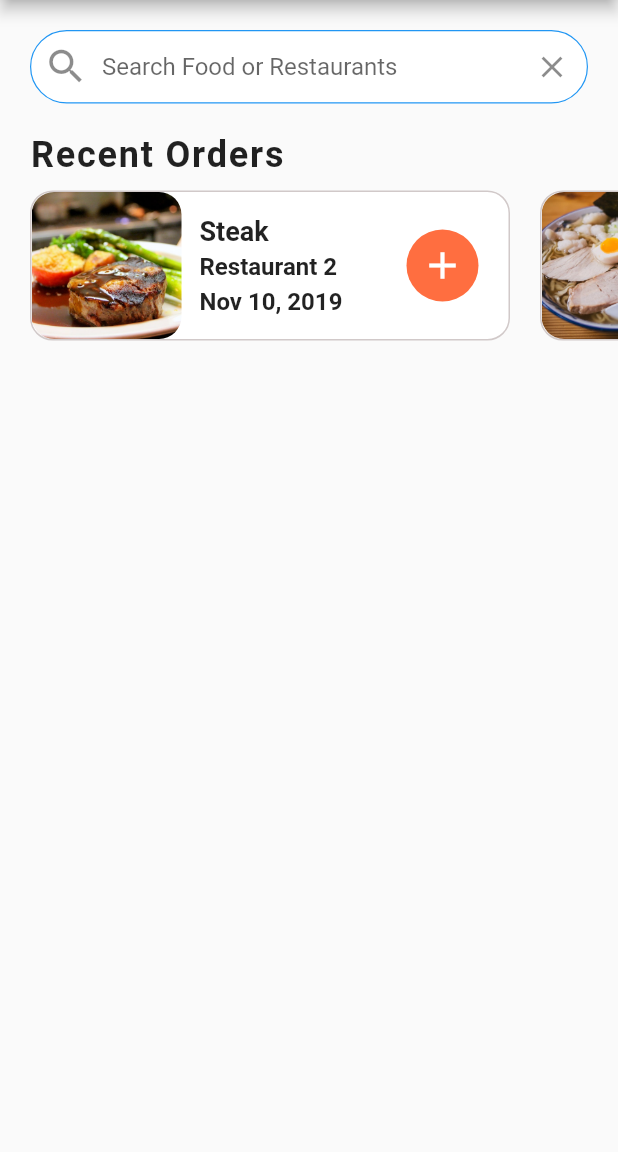
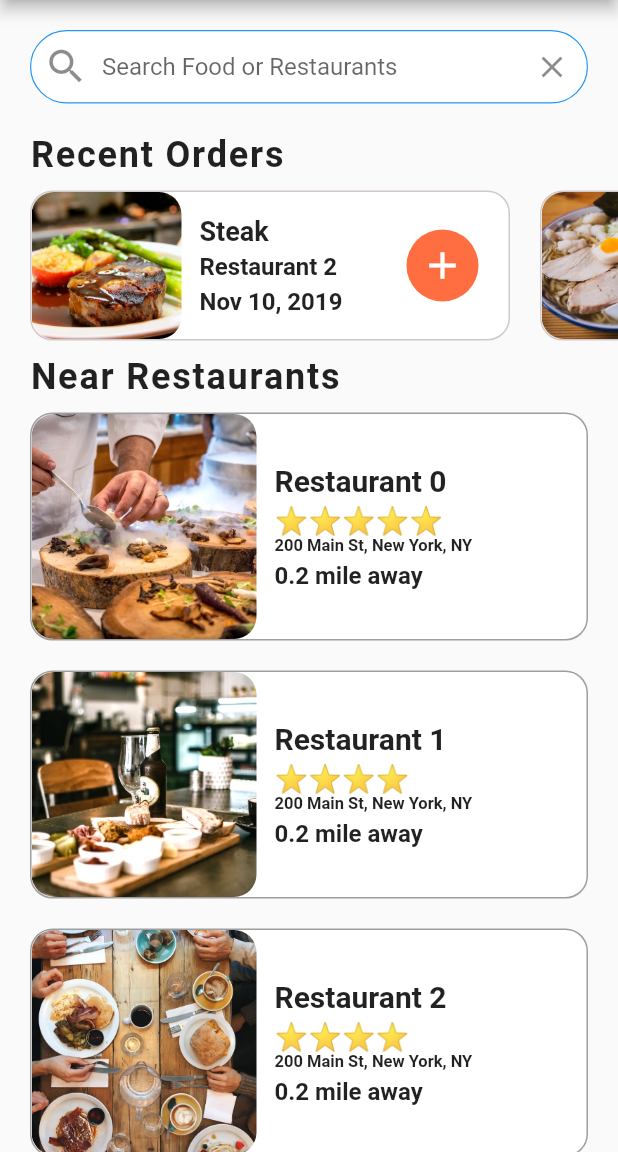
Before and after one commit to harshan92/Food_Delivery_UI, a Flutter app: the screen it shows after launch, on a phone screen of 412 x 824 dp, the part 84-1236 px from its top. Run offline on Flutter 3.47's test engine with Material 2 defaults, Android fonts, the phone set to English and light mode, and no system bars.

Commit message:
added nearby restaurants with rating widget

```diff
--- a/lib/screens/home_screens.dart
+++ b/lib/screens/home_screens.dart
@@ -1,5 +1,7 @@
 import 'package:flutter/material.dart';
+import 'package:food_delevery_app/models/restaurant.dart';
 import '../data/data.dart';
+import '../widgets/rating_stars.dart';
 import '../widgets/recent_orders.dart';
 
 class HomeScreen extends StatefulWidget {
@@ -8,6 +10,68 @@ class HomeScreen extends StatefulWidget {
 }
 
 class _HomeScreenState extends State<HomeScreen> {
+  _buildRestaurants() {
+    List<Widget> restaurantList = [];
+    restaurants.forEach((Restaurant restaurant) {
+      restaurantList.add(Container(
+        margin: EdgeInsets.symmetric(horizontal: 20, vertical: 10),
+        decoration: BoxDecoration(
+            color: Colors.white,
+            borderRadius: BorderRadius.circular(15.0),
+            border: Border.all(width: 1.0, color: Colors.grey)),
+        child: Row(
+          children: [
+            ClipRRect(
+              borderRadius: BorderRadius.circular(15.0),
+              child: Image(
+                image: AssetImage(restaurant.imageUrl),
+                width: 150.0,
+                height: 150.0,
+                fit: BoxFit.cover,
+              ),
+            ),
+            Container(
+              margin: EdgeInsets.all(12.0),
+              child: Column(
+                  crossAxisAlignment: CrossAxisAlignment.start,
+                  mainAxisAlignment: MainAxisAlignment.center,
+                  children: [
+                    Text(
+                      restaurant.name,
+                      style: TextStyle(
+                          fontSize: 20.0, fontWeight: FontWeight.bold),
+                      overflow: TextOverflow.ellipsis,
+                    ),
+                    SizedBox(
+                      height: 4.0,
+                    ),
+                    RatingStars(restaurant.rating),
+                    Text(
+                      restaurant.address,
+                      style: TextStyle(
+                          fontSize: 11.0, fontWeight: FontWeight.w600),
+                      overflow: TextOverflow.ellipsis,
+                    ),
+                    SizedBox(
+                      height: 4.0,
+                    ),
+                    Text(
+                      "0.2 mile away",
+                      style: TextStyle(
+                          fontSize: 16.0, fontWeight: FontWeight.w600),
+                      overflow: TextOverflow.ellipsis,
+                    )
+                  ]),
+            )
+          ],
+        ),
+      ));
+    });
+    return Column(
+      children: restaurantList,
+    );
+  }
+
   @override
   Widget build(BuildContext context) {
     return Scaffold(
@@ -76,6 +140,22 @@ class _HomeScreenState extends State<HomeScreen> {
           ),
         ),
         RecentOrders(),
+        Column(
+          crossAxisAlignment: CrossAxisAlignment.start,
+          children: [
+            Padding(
+              padding: const EdgeInsets.symmetric(horizontal: 20.0),
+              child: Text(
+                'Near Restaurants',
+                style: TextStyle(
+                    fontSize: 24.0,
+                    fontWeight: FontWeight.w600,
+                    letterSpacing: 1.2),
+              ),
+            ),
+            _buildRestaurants()
+          ],
+        )
       ]),
     );
   }
--- /dev/null
+++ b/lib/widgets/rating_stars.dart
@@ -0,0 +1,21 @@
+import 'package:flutter/material.dart';
+import 'package:flutter/src/widgets/framework.dart';
+import 'package:flutter/src/widgets/placeholder.dart';
+
+class RatingStars extends StatelessWidget {
+  final int rating;
+  RatingStars(this.rating);
+
+  @override
+  Widget build(BuildContext context) {
+    String stars = '';
+    for (int i = 0; i < rating; i++) {
+      stars += '⭐';
+    }
+    stars.trim();
+    return Text(
+      stars,
+      style: TextStyle(fontSize: 18.0),
+    );
+  }
+}
```
